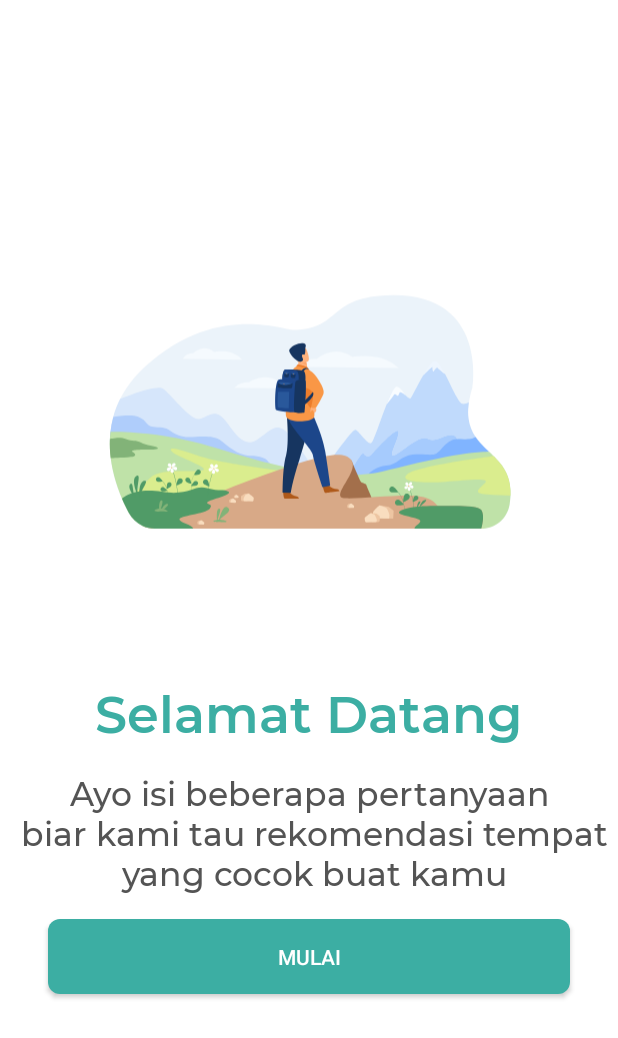
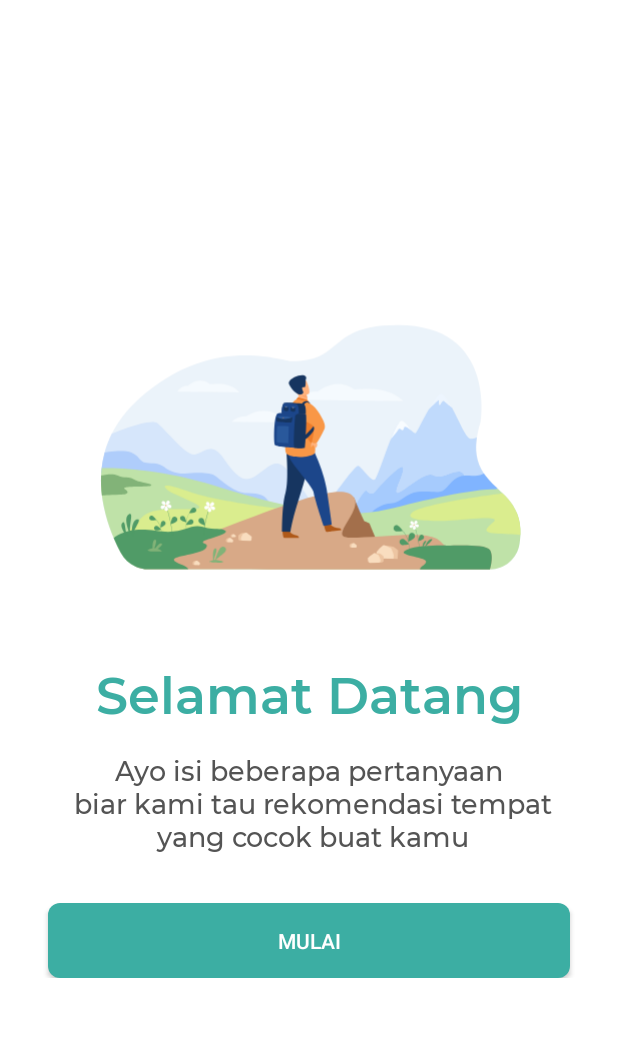
Before and after one commit to nngarfdn/Stroll, an Android app: the screen it shows after launch (WelcomeActivity), on a phone screen of 412 x 824 dp. Shown: the top 1038 px of the screen. Run offline under Robolectric (Android 15) with nearby library versions, the phone set to English and light mode, and no system bars.

Commit message:
ganti welcome screen lagi

```diff
--- a/app/src/main/res/layout/activity_welcome.xml
+++ b/app/src/main/res/layout/activity_welcome.xml
@@ -7,11 +7,18 @@
     android:background="@color/white"
     tools:context=".ui.welcome.WelcomeActivity">
 
+    <androidx.constraintlayout.widget.ConstraintLayout
+        android:layout_width="match_parent"
+        android:layout_height="wrap_content"
+        app:layout_constraintBottom_toBottomOf="parent"
+        app:layout_constraintEnd_toEndOf="parent"
+        app:layout_constraintStart_toStartOf="parent"
+        app:layout_constraintTop_toTopOf="parent">
+
         <ImageView
             android:id="@+id/imageView2"
-        android:layout_width="300dp"
-        android:layout_height="300dp"
-        android:layout_marginTop="128dp"
+            android:layout_width="314dp"
+            android:layout_height="259dp"
             android:src="@drawable/ic_welcome"
             app:layout_constraintEnd_toEndOf="parent"
             app:layout_constraintStart_toStartOf="parent"
@@ -21,7 +28,7 @@
             android:id="@+id/textView"
             android:layout_width="wrap_content"
             android:layout_height="wrap_content"
-        android:layout_marginTop="24dp"
+            android:layout_marginTop="8dp"
             android:fontFamily="@font/mont_semibold"
             android:text="Selamat Datang"
             android:textColor="@color/colorPrimary"
@@ -41,21 +48,23 @@ biar kami tau rekomendasi tempat\n
 yang cocok buat kamu"
             android:textAlignment="center"
             android:textColor="#545454"
-        android:textSize="22sp"
+            android:textSize="18sp"
             app:layout_constraintEnd_toEndOf="parent"
             app:layout_constraintStart_toStartOf="parent"
             app:layout_constraintTop_toBottomOf="@+id/textView" />
 
         <Button
+            android:id="@+id/btn_mulai"
             android:layout_width="match_parent"
             android:layout_height="50dp"
             android:layout_marginHorizontal="32dp"
-        android:layout_marginTop="16dp"
+            android:layout_marginTop="32dp"
             android:background="@drawable/bg_button"
             android:text="MULAI"
             android:textColor="@android:color/white"
             app:layout_constraintTop_toBottomOf="@+id/textView2"
-        tools:layout_editor_absoluteX="32dp"
-        android:id="@+id/btn_mulai"/>
+            tools:layout_editor_absoluteX="32dp" />
 
     </androidx.constraintlayout.widget.ConstraintLayout>
+
+</androidx.constraintlayout.widget.ConstraintLayout>
```
Lines whose indentation alone changed are shown as unchanged.
